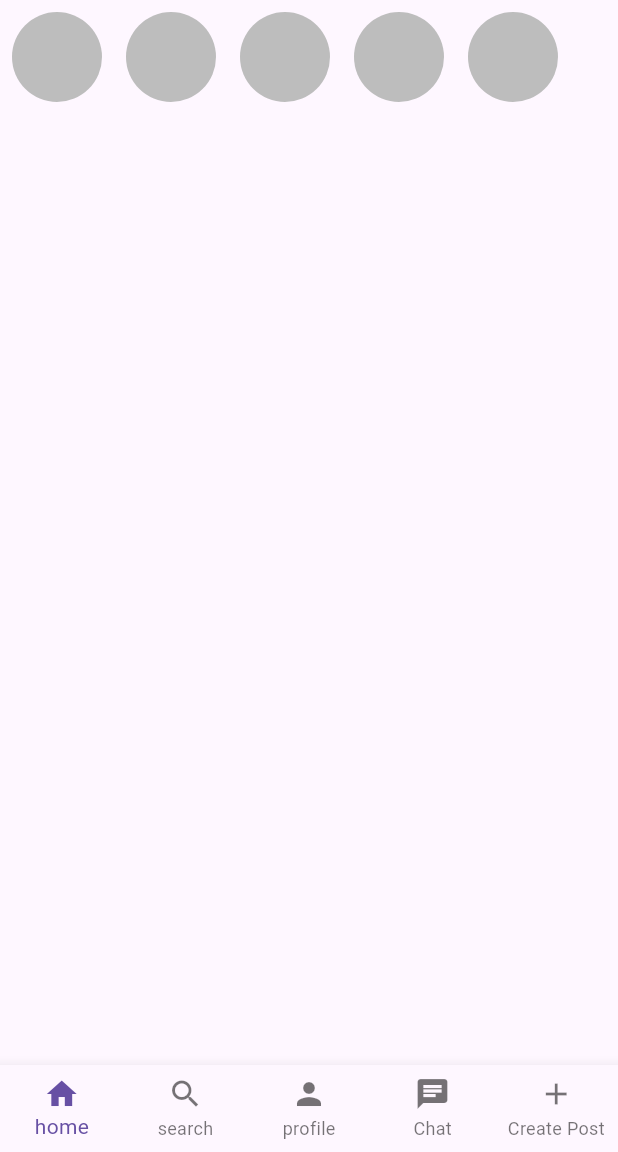
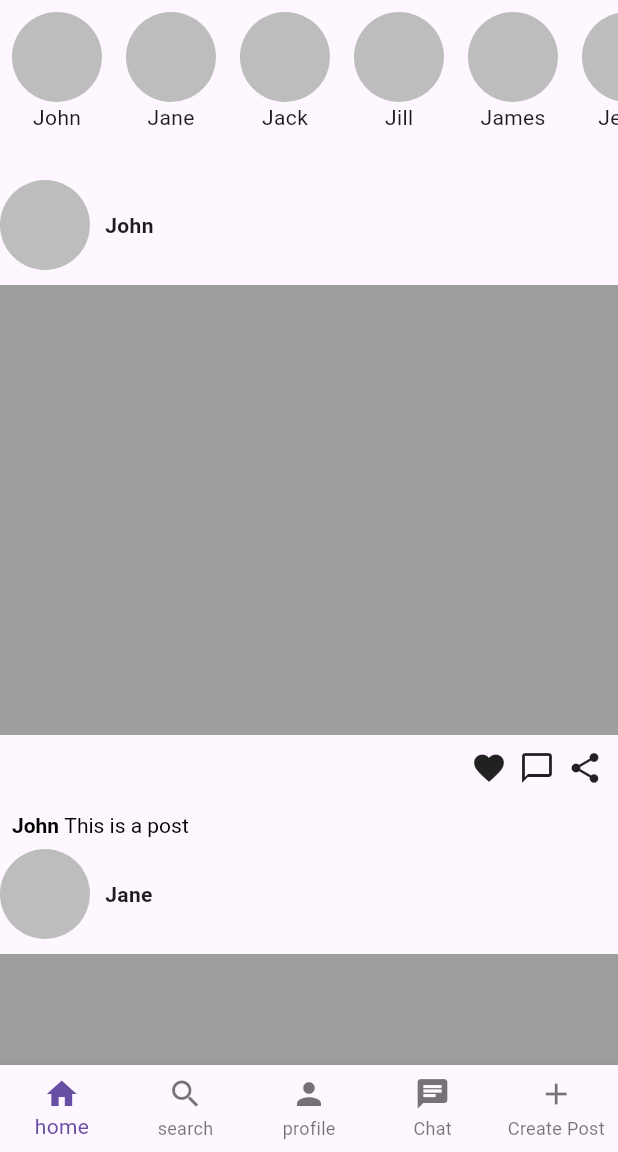
Before and after one commit to cmcgrew98/flutterassignment, a Flutter app: the screen it shows after launch, after a tap on "Sign In", on a phone screen of 412 x 824 dp, the part 84-1236 px from its top. Run offline on Flutter 3.47's test engine with Material 3 defaults, Android fonts, the phone set to English and light mode, and no system bars; our stand-ins replace firebase_core; accounts and stored records are empty.

Commit message:
Updated the basic layout for the homepage. We'll need to replace some stuff with firebase.

```diff
--- a/lib/Views/Login.dart
+++ b/lib/Views/Login.dart
@@ -2,7 +2,7 @@ import 'package:flutter/material.dart';
 import '../components/login_text.dart';
 import '../components/login_textfield.dart';
 import '../components/flutter_button.dart';
-import 'Home.dart';
+import 'UI.dart';
 import 'Register.dart';
 class Login extends StatelessWidget {
   Login({super.key});
@@ -51,7 +51,7 @@ class Login extends StatelessWidget {
                   FlutterButton(
                       onTap: () {
                         Navigator.of(context).pushReplacement(MaterialPageRoute(
-                            builder: (BuildContext context) => Home()));
+                            builder: (BuildContext context) => UI()));
                       }
                   ),
 
--- a/lib/Views/Register.dart
+++ b/lib/Views/Register.dart
@@ -2,7 +2,7 @@ import 'package:flutter/material.dart';
 import '../components/flutter_button.dart';
 import '../components/login_textfield.dart';
 import '../components/sign_up.dart';
-import 'Home.dart';
+import 'UI.dart';
 
 class Register extends StatelessWidget {
   Register({super.key});
@@ -52,7 +52,7 @@ class Register extends StatelessWidget {
           SignUp(
               onTap: () {
                 Navigator.of(context).pushReplacement(MaterialPageRoute(
-                    builder: (BuildContext context) => Home()));
+                    builder: (BuildContext context) => UI()));
               }
           ),
 
--- a/lib/Views/Home.dart
+++ b/lib/Views/UI.dart
@@ -1,13 +1,13 @@
 import 'package:flutter/material.dart';
 import 'UserHome.dart';
-class Home extends StatefulWidget {
-  const Home({Key? key}) : super(key: key);
+class UI extends StatefulWidget {
+  const UI({Key? key}) : super(key: key);
 
   @override
   _HomeState createState() => _HomeState();
 
 }
-class _HomeState extends State<Home> {
+class _HomeState extends State<UI> {
   int indexSelected = 0;
    void navigateBar(int index){
    setState((){
@@ -17,7 +17,6 @@ indexSelected = index;
    final List<Widget> _children = [
    UserHome(),
      Center(child:Text('Search')),
-     Center(child:Text('Profile')),
      Center(child:Text('Chat')),
      Center(child:Text('Create Post')),
    ];
--- a/lib/Views/UserHome.dart
+++ b/lib/Views/UserHome.dart
@@ -1,19 +1,36 @@
 import 'package:flutter/material.dart';
-import '../components/Stories.dart';
+import '../components/posts.dart';
+import '../components/stories.dart';
 
 class UserHome extends StatelessWidget {
-  const UserHome({Key? key}) : super(key: key);
+  UserHome({Key? key}) : super(key: key);
+
+  final List people = ['John', 'Jane', 'Jack', 'Jill', 'James', 'Jenny', 'Jasper', 'Jade', 'Jared', 'Jocelyn'];
 
   @override
   Widget build(BuildContext context) {
     return Scaffold(
-      body: Row(
+      body: Column(
         children: [
-          Stories(),
-          Stories(),
-          Stories(),
-          Stories(),
-          Stories(),
+          Container(
+            height: 100,
+            child: ListView.builder(
+              itemCount: people.length,
+              scrollDirection: Axis.horizontal,
+              itemBuilder: (context, index) {
+                return Stories(user: people[index]);
+              },
+            ),
+          ),
+          const SizedBox(height: 20),
+          Expanded(
+            child: ListView.builder(
+              itemCount: people.length,
+              itemBuilder: (context, index) {
+                return Posts(user: people[index]);
+              },
+            ),
+          ),
         ],
       ),
     );
--- /dev/null
+++ b/lib/components/posts.dart
@@ -0,0 +1,74 @@
+import 'package:flutter/material.dart';
+
+class Posts extends StatelessWidget {
+  final String user;
+  const Posts({required this.user, Key? key}) : super(key: key);
+
+  @override
+  Widget build(BuildContext context) {
+    return Column(
+      crossAxisAlignment: CrossAxisAlignment.start,
+      children: [
+        Row(
+          children: [
+            Container(
+              width: 60,
+              height: 60,
+              decoration: BoxDecoration(
+                shape: BoxShape.circle,
+                color: Colors.grey[400],
+              ),
+            ),
+            const SizedBox(width: 10),
+            Text(
+              user,
+              style: const TextStyle(
+                fontWeight: FontWeight.bold,
+              ),
+            ),
+          ],
+        ),
+        const SizedBox(height: 10),
+        Container(
+          height: 300,
+          color: Colors.grey,
+        ),
+        const SizedBox(height: 10),
+        Row(
+          mainAxisAlignment: MainAxisAlignment.end,
+          children: [
+            const Icon(Icons.favorite),
+            const SizedBox(width: 8), // Small space between icons
+            const Icon(Icons.chat_bubble_outline),
+            const SizedBox(width: 8), // Small space between icons
+            const Icon(Icons.share),
+            const SizedBox(width: 10),
+          ],
+        ),
+        const SizedBox(height: 10), // Added space after the icons
+        Padding(
+          padding: const EdgeInsets.all(8.0),
+          child: RichText(
+            text: TextSpan(
+              children: [
+                TextSpan(
+                  text: '$user ', // Fixed missing space
+                  style: const TextStyle(
+                    fontWeight: FontWeight.bold,
+                    color: Colors.black,
+                  ),
+                ),
+                const TextSpan(
+                  text: 'This is a post',
+                  style: TextStyle(
+                    color: Colors.black,
+                  ),
+                ),
+              ],
+            ),
+          ),
+        ),
+      ],
+    );
+  }
+}
--- a/lib/components/Stories.dart
+++ b/lib/components/stories.dart
@@ -1,20 +1,26 @@
 import 'package:flutter/material.dart';
 
 class Stories extends StatelessWidget {
-  const Stories({Key? key}) : super(key: key);
+  final String user;
+  Stories({required this.user});
 
   @override
   Widget build(BuildContext context) {
     return Padding(
       padding: const EdgeInsets.all(8.0),
-      child: Container(
+      child: Column(
+        children:[Container(
         width: 60,
         height: 60,
         decoration: BoxDecoration(
           shape: BoxShape.circle,
           color: Colors.grey[400],
         ),
+
       ),
+          Text(user),
+      ],
+      )
     );
   }
 }
```
